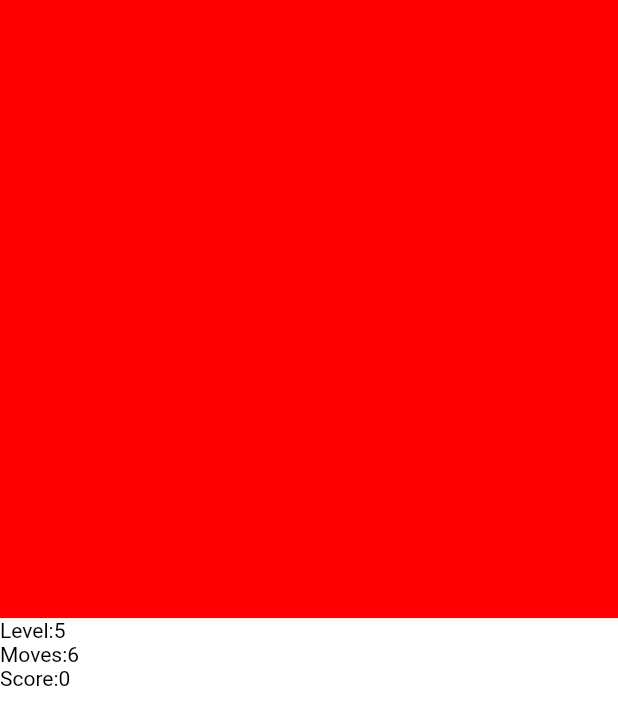
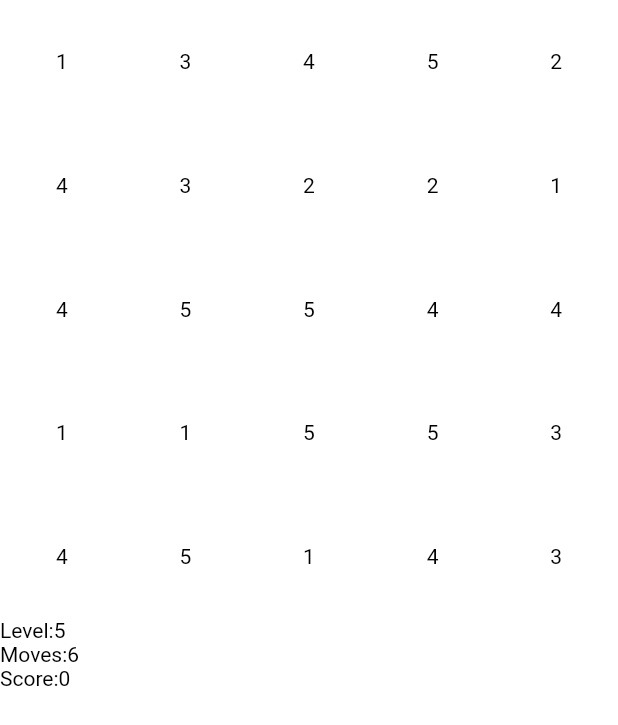
Before and after one commit to dstelljes/sequences, a Flutter app: the screen it shows after launch, on a phone screen of 412 x 824 dp. Shown: the top 725 px of the screen. Run offline on Flutter 3.47's test engine with Material 2 defaults, Android fonts, the phone set to English and light mode, and no system bars.

Commit message:
Bind game to grid.

```diff
--- a/lib/game.dart
+++ b/lib/game.dart
@@ -14,12 +14,12 @@ class Game {
   int _width;
 
   List<GameCell> get cells => _cells;
-  int get height => height;
+  int get height => _height;
   int get level => _level;
-  int get minimum => minimum;
+  int get minimum => _minimum;
   int get moves => _moves;
   int get score => _score;
-  int get width => width;
+  int get width => _width;
 
   int get difference {
     if (selected.length == 0) {
--- a/lib/layout.dart
+++ b/lib/layout.dart
@@ -1,14 +1,62 @@
 import 'package:flutter/widgets.dart';
 import 'game.dart';
 
+typedef void CellAction(int x, int y);
+
+class Cell extends StatelessWidget {
+
+  final GameCell cell;
+
+  Cell({ this.cell });
+
+  @override
+  Widget build(BuildContext context) {
+    return Container(
+      child: Center(
+        child: Text(
+          "${cell.number}"
+        ),
+      ),
+      color: cell.selected ? const Color(0xFFAAAAAA) : const Color(0xFFFFFFFF),
+    );
+  }
+
+}
+
 class CellGrid extends StatelessWidget {
+
+  final List<GameCell> cells;
+  final int height;
+  final CellAction onTap;
+  final int width;
+
+  CellGrid({ this.cells, this.height, this.onTap, this.width });
 
   @override
   Widget build(BuildContext context) {
     return AspectRatio(
       aspectRatio: 1.0,
       child: Container(
-        color: const Color(0xFFFF0000)
+        child: Column(
+          children: List.generate(height, (y) =>
+            Expanded(
+              child: Row(
+                children: List.generate(width, (x) =>
+                  Expanded(
+                    child: GestureDetector(
+                      child: Cell(
+                        cell: cells[y * width + x],
+                      ),
+                      onTap: () {
+                        onTap(x, y);
+                      },
+                    ),
+                  )
+                ),
+              ),
+            ),
+          ),
+        )
       ),
     );
   }
@@ -93,7 +141,14 @@ class _GameWidgetState extends State<GameWidget> {
       child: OrientationBuilder(
         builder: (context, orientation) {
           final panes = <Widget>[
-            new CellGrid(),
+            new CellGrid(
+              cells: _game.cells,
+              height: _game.height,
+              onTap: (x, y) => setState(() {
+                _game.toggle(x, y);
+              }),
+              width: _game.width
+            ),
             new Scoreboard(
               level: _game.level,
               levelDelta: _game.preview?.level,
```
